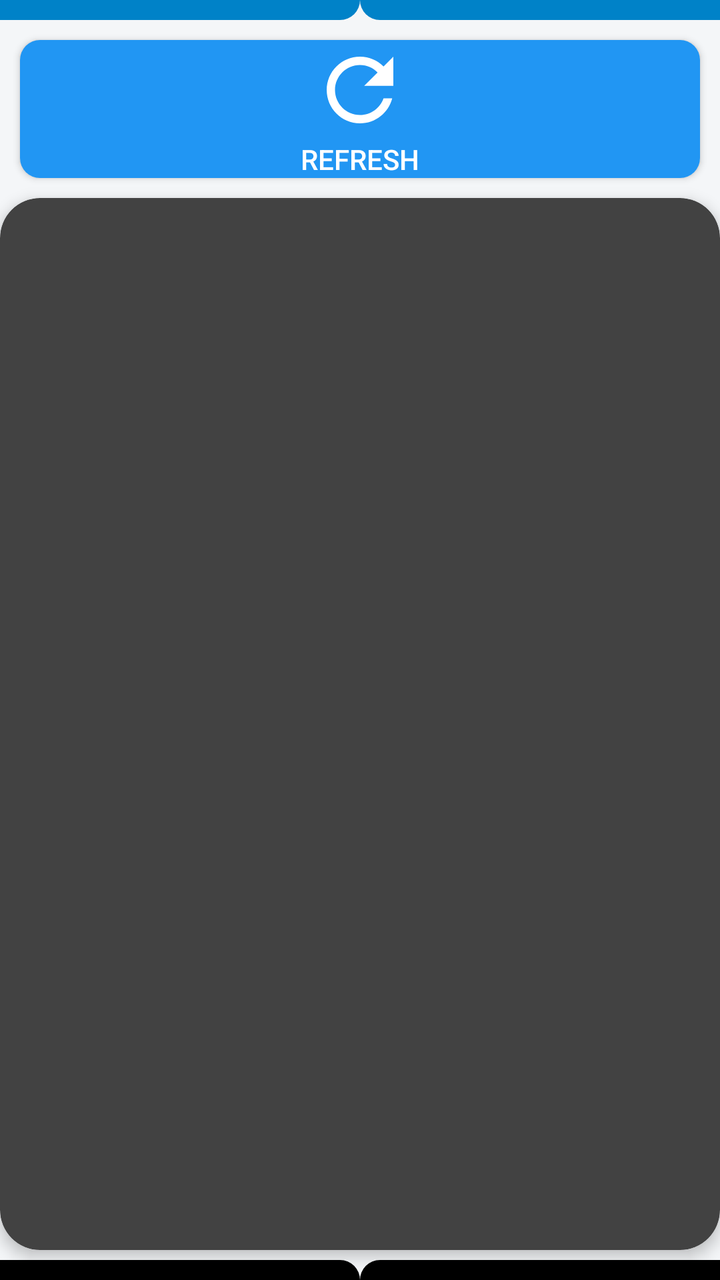
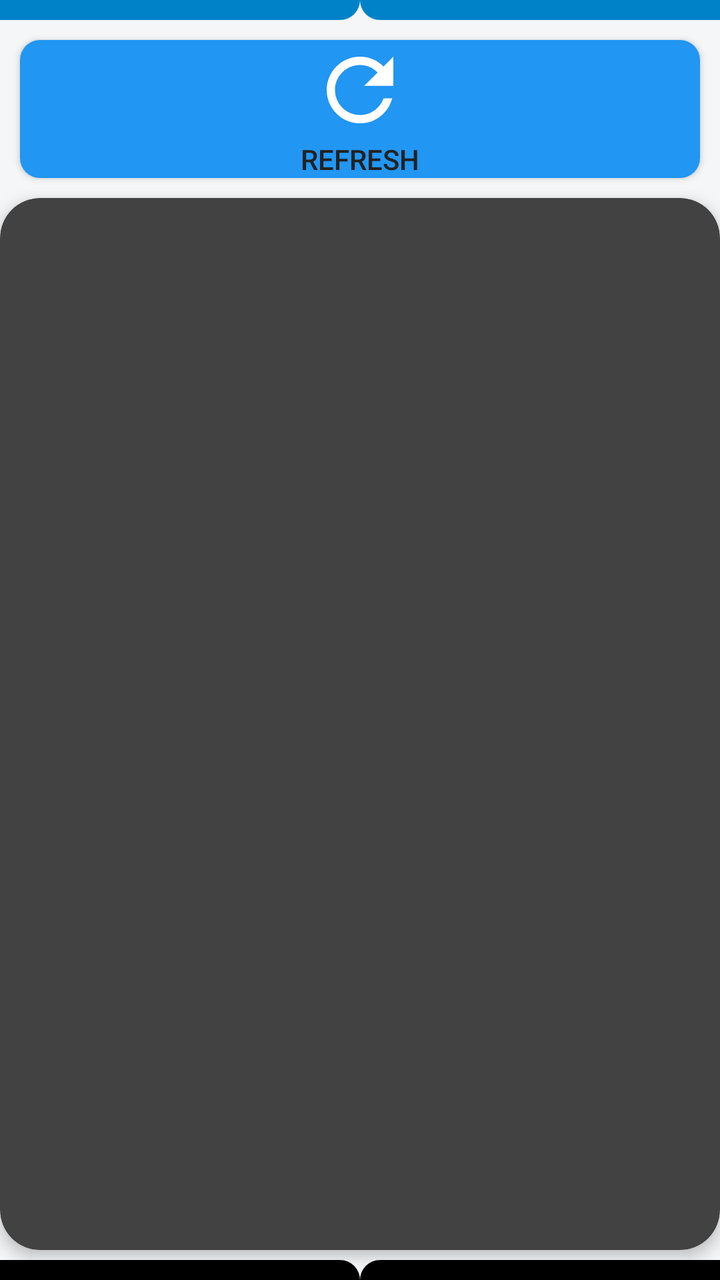

The first picture is an Android layout as it rendered before a commit; the second is the same layout after the commit. The layout source and the unified diff follow.
<!-- AndroidManifest.xml: application theme AppTheme -->
<!-- res/layout/list_tampil_detail_history.xml -->
<?xml version="1.0" encoding="utf-8"?>
<RelativeLayout xmlns:android="http://schemas.android.com/apk/res/android"
    xmlns:tools="http://schemas.android.com/tools"
    android:layout_width="match_parent"
    android:layout_height="fill_parent"
    xmlns:app="http://schemas.android.com/apk/res-auto"
    tools:ignore="VisualLintBounds"
    android:background="#F4F6F8">

    <View
        android:layout_width="match_parent"
        android:layout_height="10dp"
        android:layout_alignParentTop="true"
        android:layout_toStartOf="@+id/grslogtengahlistrincian"
        android:background="@drawable/circle_reg_v3"/>

    <View
        android:layout_width="match_parent"
        android:layout_height="10dp"
        android:layout_alignParentTop="true"
        android:layout_toEndOf="@+id/grslogtengahlistrincian"
        android:background="@drawable/circle_reg_v4"/>

    <View
        android:id="@+id/grslogtengahlistrincian"
        android:layout_width="0dp"
        android:layout_height="10dp"
        android:layout_centerHorizontal="true"/>

    <Button
        android:id="@+id/btn_refresh_history"
        android:layout_width="match_parent"
        android:layout_height="wrap_content"
        android:layout_margin="10dp"
        android:drawableTop="@drawable/ic_refresh_black_24dp"
        android:background="@drawable/circle_refresh2"
        android:textColor="@color/white"
        android:layout_below="@+id/grslogtengahlistrincian"
        android:text="@string/refresh"
        android:onClick="refreshhistory"
        tools:ignore="VisualLintButtonSize" />

    <androidx.cardview.widget.CardView
        android:layout_width="match_parent"
        android:layout_height="wrap_content"
        android:layout_marginBottom="15dp"
        android:layout_below="@+id/btn_refresh_history"
        app:cardCornerRadius="20dp"
        app:cardElevation="4dp">
        <RelativeLayout
            android:id="@+id/laylistrecent"
            android:layout_width="match_parent"
            android:layout_height="match_parent"
            android:padding="10dp"
            android:orientation="vertical" >

            <ListView
                android:id="@+id/list_history"
                android:layout_width="match_parent"
                android:layout_height="match_parent" >
            </ListView>
        </RelativeLayout>
    </androidx.cardview.widget.CardView>

    <View
        android:layout_width="match_parent"
        android:layout_height="10dp"
        android:layout_alignParentBottom="true"
        android:layout_toStartOf="@+id/grslogtengahlistrincian"
        android:background="@drawable/circle_reg_v1"/>

    <View
        android:layout_width="match_parent"
        android:layout_height="10dp"
        android:layout_alignParentBottom="true"
        android:layout_toEndOf="@+id/grslogtengahlistrincian"
        android:background="@drawable/circle_reg_v2"/>
</RelativeLayout>
<!-- resources referenced by this layout -->
<resources>
  <color name="white">#FFFFFF    </color>
  <!-- drawable circle_refresh2 (drawable) -->
  <?xml version="1.0" encoding="utf-8"?>
  <shape xmlns:android="http://schemas.android.com/apk/res/android"
      android:shape="rectangle"
      >
      <solid android:color="#2196F3" />
      <corners
          android:bottomRightRadius="10dp"
          android:bottomLeftRadius="10dp"
          android:topLeftRadius="10dp"
          android:topRightRadius="10dp"
          android:radius="10dp"
          />
  </shape>
  <!-- drawable circle_reg_v1 (drawable) -->
  <?xml version="1.0" encoding="utf-8"?>
  <shape xmlns:android="http://schemas.android.com/apk/res/android"
      android:shape="rectangle"
      >
      <solid android:color="@color/hitam" />
      <corners android:bottomRightRadius="0dp"
          android:bottomLeftRadius="0dp"
          android:topLeftRadius="0dp"
          android:topRightRadius="100dp"
          android:radius="50dp"
          />
  </shape>
  <!-- drawable circle_reg_v2 (drawable) -->
  <?xml version="1.0" encoding="utf-8"?>
  <shape xmlns:android="http://schemas.android.com/apk/res/android"
      android:shape="rectangle"
      >
      <solid android:color="@color/hitam" />
      <corners android:bottomRightRadius="0dp"
          android:bottomLeftRadius="0dp"
          android:topLeftRadius="100dp"
          android:topRightRadius="0dp"
          android:radius="50dp"
          />
  </shape>
  <!-- drawable circle_reg_v3 (drawable) -->
  <?xml version="1.0" encoding="utf-8"?>
  <shape xmlns:android="http://schemas.android.com/apk/res/android"
      android:shape="rectangle"
      >
      <solid android:color="@color/list_item_title" />
      <corners android:bottomRightRadius="100dp"
          android:bottomLeftRadius="0dp"
          android:topLeftRadius="0dp"
          android:topRightRadius="0dp"
          android:radius="50dp"
          />
  </shape>
  <!-- drawable circle_reg_v4 (drawable) -->
  <?xml version="1.0" encoding="utf-8"?>
  <shape xmlns:android="http://schemas.android.com/apk/res/android"
      android:shape="rectangle"
      >
      <solid android:color="@color/list_item_title" />
      <corners android:bottomRightRadius="0dp"
          android:bottomLeftRadius="100dp"
          android:topLeftRadius="0dp"
          android:topRightRadius="0dp"
          android:radius="50dp"
          />
  </shape>
  <!-- drawable ic_refresh_black_24dp (drawable) -->
  <vector
      android:tint="#FFFFFF"
      android:viewportHeight="24.0"
      android:viewportWidth="24.0"
      android:height="50dp"
      android:width="50dp"
      xmlns:android="http://schemas.android.com/apk/res/android">
      <path
          android:fillColor="#000000"
          android:pathData="M17.65,6.35C16.2,4.9 14.21,4 12,4c-4.42,0 -7.99,3.58 -7.99,8s3.57,8 7.99,8c3.73,0 6.84,-2.55 7.73,-6h-2.08c-0.82,2.33 -3.04,4 -5.65,4 -3.31,0 -6,-2.69 -6,-6s2.69,-6 6,-6c1.66,0 3.14,0.69 4.22,1.78L13,11h7V4l-2.35,2.35z"/>
  </vector>
  <string name="refresh">Refresh</string>
  <style name="AppTheme" parent="Theme.AppCompat.NoActionBar">
          
          <item name="colorPrimary">@color/list_item_title_gelap</item>
          <item name="colorPrimaryDark">@color/list_item_title</item>
          <item name="colorAccent">@color/colorAccent</item>
          <item name="windowActionBar">false</item>
          <item name="windowNoTitle">true</item>
      </style>
  <color name="hitam">#000000    </color>
  <color name="list_item_title">#0082C8</color>
  <color name="list_item_title_gelap">#049BB6</color>
  <color name="colorAccent">#FFFFFF</color>
</resources>

<!-- the commit's change to res/layout/list_tampil_detail_history.xml (unified diff, before → after) -->
@@ -31,13 +31,13 @@
         android:id="@+id/btn_refresh_history"
         android:layout_width="match_parent"
         android:layout_height="wrap_content"
+        android:layout_below="@+id/grslogtengahlistrincian"
         android:layout_margin="10dp"
+        android:background="@drawable/circle_refresh2"
         android:drawableTop="@drawable/ic_refresh_black_24dp"
-        android:background="@drawable/circle_refresh2"
-        android:textColor="@color/white"
-        android:layout_below="@+id/grslogtengahlistrincian"
+        android:onClick="refreshhistory"
         android:text="@string/refresh"
-        android:onClick="refreshhistory"
+        android:textColor="#212121"
         tools:ignore="VisualLintButtonSize" />
 
     <androidx.cardview.widget.CardView
@@ -60,7 +60,7 @@
                 android:layout_height="match_parent" >
             </ListView>
         </RelativeLayout>
-    </androidx.cardview.widget.CardView>
+    </androidx.cardview.widget.CardView>d
 
     <View
         android:layout_width="match_parent"
<!-- resource entries referenced after the edit -->
@@ -1,6 +1,5 @@
 <!-- resources referenced by this layout -->
 <resources>
-  <color name="white">#FFFFFF    </color>
   <!-- drawable circle_refresh2 (drawable) -->
   <?xml version="1.0" encoding="utf-8"?>
   <shape xmlns:android="http://schemas.android.com/apk/res/android"
